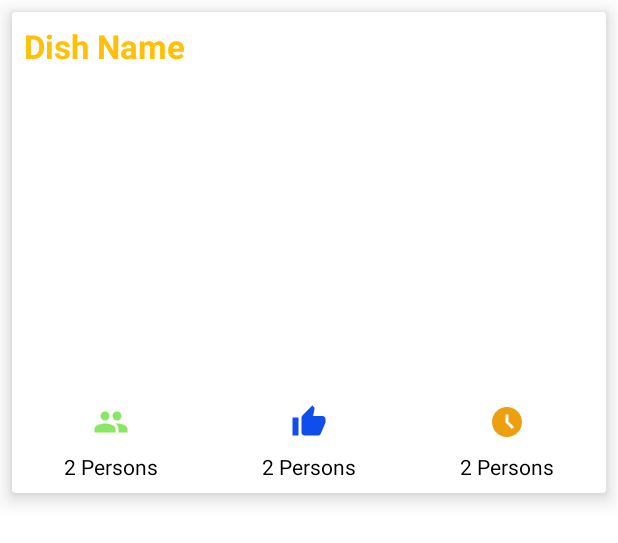
After one commit to hephzisoft/andoidstudio, an Android app: the layout list_random_recipe.xml on its own in the app's theme, with its tools: preview values and no code run, on a phone screen of 412 x 824 dp. The commit adds this screen. Shown: the top 543 px of the screen. Run offline under Robolectric (Android 15) with nearby library versions, the phone set to English and light mode, and no system bars.

Commit message:
finshed the first time quickmeal and made some other changes

```diff
--- a/QuickMeal/app/src/main/AndroidManifest.xml
+++ b/QuickMeal/app/src/main/AndroidManifest.xml
@@ -1,7 +1,7 @@
 <?xml version="1.0" encoding="utf-8"?>
 <manifest xmlns:android="http://schemas.android.com/apk/res/android"
     xmlns:tools="http://schemas.android.com/tools">
-
+<uses-permission android:name="android.permission.INTERNET"/>
     <application
         android:allowBackup="true"
         android:dataExtractionRules="@xml/data_extraction_rules"
--- /dev/null
+++ b/QuickMeal/app/src/main/res/drawable/ic_likes.xml
@@ -0,0 +1,5 @@
+<vector android:height="24dp" android:tint="#0F4EEC"
+    android:viewportHeight="24" android:viewportWidth="24"
+    android:width="24dp" xmlns:android="http://schemas.android.com/apk/res/android">
+    <path android:fillColor="@android:color/white" android:pathData="M1,21h4L5,9L1,9v12zM23,10c0,-1.1 -0.9,-2 -2,-2h-6.31l0.95,-4.57 0.03,-0.32c0,-0.41 -0.17,-0.79 -0.44,-1.06L14.17,1 7.59,7.59C7.22,7.95 7,8.45 7,9v10c0,1.1 0.9,2 2,2h9c0.83,0 1.54,-0.5 1.84,-1.22l3.02,-7.05c0.09,-0.23 0.14,-0.47 0.14,-0.73v-2z"/>
+</vector>
--- /dev/null
+++ b/QuickMeal/app/src/main/res/drawable/ic_servings.xml
@@ -0,0 +1,5 @@
+<vector android:height="24dp" android:tint="#89E762"
+    android:viewportHeight="24" android:viewportWidth="24"
+    android:width="24dp" xmlns:android="http://schemas.android.com/apk/res/android">
+    <path android:fillColor="@android:color/white" android:pathData="M16,11c1.66,0 2.99,-1.34 2.99,-3S17.66,5 16,5c-1.66,0 -3,1.34 -3,3s1.34,3 3,3zM8,11c1.66,0 2.99,-1.34 2.99,-3S9.66,5 8,5C6.34,5 5,6.34 5,8s1.34,3 3,3zM8,13c-2.33,0 -7,1.17 -7,3.5L1,19h14v-2.5c0,-2.33 -4.67,-3.5 -7,-3.5zM16,13c-0.29,0 -0.62,0.02 -0.97,0.05 1.16,0.84 1.97,1.97 1.97,3.45L17,19h6v-2.5c0,-2.33 -4.67,-3.5 -7,-3.5z"/>
+</vector>
--- /dev/null
+++ b/QuickMeal/app/src/main/res/drawable/ic_time.xml
@@ -0,0 +1,5 @@
+<vector android:height="24dp" android:tint="#EC9F0F"
+    android:viewportHeight="24" android:viewportWidth="24"
+    android:width="24dp" xmlns:android="http://schemas.android.com/apk/res/android">
+    <path android:fillColor="@android:color/white" android:pathData="M11.99,2C6.47,2 2,6.48 2,12s4.47,10 9.99,10C17.52,22 22,17.52 22,12S17.52,2 11.99,2zM15.29,16.71L11,12.41V7h2v4.59l3.71,3.71L15.29,16.71z"/>
+</vector>
--- /dev/null
+++ b/QuickMeal/app/src/main/res/layout/list_random_recipe.xml
@@ -0,0 +1,105 @@
+<?xml version="1.0" encoding="utf-8"?>
+<androidx.cardview.widget.CardView xmlns:android="http://schemas.android.com/apk/res/android"
+    xmlns:app="http://schemas.android.com/apk/res-auto"
+    android:layout_width="match_parent"
+    android:layout_height="wrap_content"
+    android:layout_margin="8dp"
+    app:cardBackgroundColor="@color/white"
+    android:id="@+id/random_list_container"
+    app:cardElevation="8dp">
+
+    <LinearLayout
+        android:layout_width="match_parent"
+        android:layout_height="wrap_content"
+        android:orientation="vertical">
+
+        <TextView
+            android:id="@+id/textView_title"
+            android:layout_width="match_parent"
+            android:layout_height="wrap_content"
+            android:ellipsize="marquee"
+            android:marqueeRepeatLimit="marquee_forever"
+            android:padding="8dp"
+            android:scrollHorizontally="true"
+            android:singleLine="true"
+            android:text="Dish Name"
+            android:textColor="@color/orange"
+            android:textSize="22sp"
+            android:textStyle="bold" />
+
+        <ImageView
+            android:id="@+id/imageView_food"
+            android:layout_width="match_parent"
+            android:layout_height="200dp"
+            android:layout_margin="8dp"
+            android:scaleType="centerCrop" />
+
+        <LinearLayout
+            android:layout_width="match_parent"
+            android:layout_height="wrap_content"
+            android:orientation="horizontal">
+
+            <LinearLayout
+                android:layout_width="0dp"
+                android:layout_height="wrap_content"
+                android:layout_weight="1"
+                android:gravity="center"
+                android:orientation="vertical">
+
+                <ImageView
+                    android:layout_width="wrap_content"
+                    android:layout_height="wrap_content"
+                    android:src="@drawable/ic_servings" />
+                <TextView
+                    android:layout_width="wrap_content"
+                    android:id="@+id/textView_servings"
+                    android:textSize="14sp"
+                    android:padding="8dp"
+                    android:textColor="@color/black"
+                    android:text="2 Persons"
+                    android:layout_height="wrap_content"/>
+            </LinearLayout>
+            <LinearLayout
+                android:layout_width="0dp"
+                android:layout_height="wrap_content"
+                android:layout_weight="1"
+                android:gravity="center"
+                android:orientation="vertical">
+
+                <ImageView
+                    android:layout_width="wrap_content"
+                    android:layout_height="wrap_content"
+                    android:src="@drawable/ic_likes" />
+                <TextView
+                    android:layout_width="wrap_content"
+                    android:id="@+id/textView_likes"
+                    android:textSize="14sp"
+                    android:padding="8dp"
+                    android:textColor="@color/black"
+                    android:text="2 Persons"
+                    android:layout_height="wrap_content"/>
+            </LinearLayout>
+            <LinearLayout
+                android:layout_width="0dp"
+                android:layout_height="wrap_content"
+                android:layout_weight="1"
+                android:gravity="center"
+                android:orientation="vertical">
+
+                <ImageView
+                    android:layout_width="wrap_content"
+                    android:layout_height="wrap_content"
+                    android:src="@drawable/ic_time" />
+                <TextView
+                    android:layout_width="wrap_content"
+                    android:id="@+id/textView_time"
+                    android:textSize="14sp"
+                    android:padding="8dp"
+                    android:textColor="@color/black"
+                    android:text="2 Persons"
+                    android:layout_height="wrap_content"/>
+            </LinearLayout>
+
+        </LinearLayout>
+    </LinearLayout>
+</androidx.cardview.widget.CardView>
--- a/QuickMeal/app/src/main/res/values/colors.xml
+++ b/QuickMeal/app/src/main/res/values/colors.xml
@@ -7,4 +7,5 @@
     <color name="teal_700">#FF018786</color>
     <color name="black">#FF000000</color>
     <color name="white">#FFFFFFFF</color>
+    <color name="orange">#FFC107</color>
 </resources>
```
Also changed, not shown: QuickMeal/app/src/main/java/com/hephzisoft/quickmeal/Adapters/RandomRecipeAdapter.java (added, +68 -0 lines), QuickMeal/app/src/main/java/com/hephzisoft/quickmeal/MainActivity.java (+38 -1 lines), QuickMeal/app/src/main/res/layout/activity_main.xml (+7 -10 lines).
